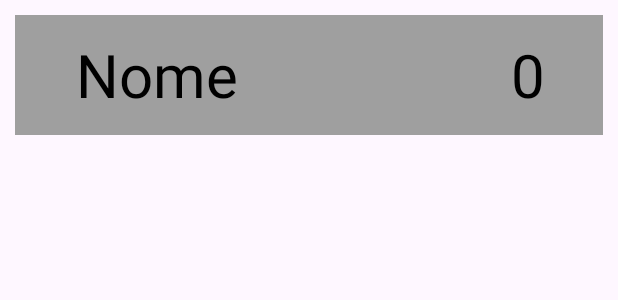
After one commit to jvpts11/Trabalho-mobile-CJT, an Android app: the layout item_member.xml on its own in the app's theme, with its tools: preview values and no code run, on a phone screen of 412 x 824 dp. The commit adds this screen. Shown: the top 300 px of the screen. Run offline under Robolectric (Android 15) with nearby library versions, the phone set to English and light mode, and no system bars.

Commit message:
Navegação add e MemberList em progresso
Navegação entre fragments por meio da bottom navbar adicionada. E adição listview dos membros em progresso.

```diff
--- a/app/src/main/java/trabalho/mobile/cjt/LoginActivity.kt
+++ b/app/src/main/java/trabalho/mobile/cjt/LoginActivity.kt
@@ -51,7 +51,6 @@ class LoginActivity : AppCompatActivity() {
         }
     }
 
-
     private fun loginUser(txtEmail:String, txtPassword:String){
         auth.signInWithEmailAndPassword(txtEmail,txtPassword).addOnCompleteListener(this) { task->
             if(task.isSuccessful){
--- a/app/src/main/java/trabalho/mobile/cjt/User.kt
+++ b/app/src/main/java/trabalho/mobile/cjt/User.kt
@@ -1,5 +1,4 @@
 package trabalho.mobile.cjt
 
 data class User (var name : String = "nome",
-                 var level : Int = 1,
                  var attendance : Int = 0) {}
--- /dev/null
+++ b/app/src/main/res/layout/item_member.xml
@@ -0,0 +1,34 @@
+<?xml version="1.0" encoding="utf-8"?>
+<androidx.constraintlayout.widget.ConstraintLayout xmlns:android="http://schemas.android.com/apk/res/android"
+    android:layout_width="match_parent"
+    android:layout_height="80dp"
+    xmlns:app="http://schemas.android.com/apk/res-auto"
+    android:layout_marginVertical="10dp"
+    android:layout_marginHorizontal="10dp"
+    android:background="@color/grey">
+
+    <TextView
+        android:layout_width="190dp"
+        android:layout_height="match_parent"
+        app:layout_constraintTop_toTopOf="parent"
+        app:layout_constraintBottom_toBottomOf="parent"
+        app:layout_constraintStart_toStartOf="parent"
+        android:text="Nome"
+        android:textSize="40dp"
+        android:gravity="center"
+        android:textColor="@color/black"
+        android:id="@+id/memberName"/>
+
+    <TextView
+        android:layout_width="100dp"
+        android:layout_height="match_parent"
+        app:layout_constraintTop_toTopOf="parent"
+        app:layout_constraintBottom_toBottomOf="parent"
+        app:layout_constraintEnd_toEndOf="parent"
+        android:text="0"
+        android:textSize="40dp"
+        android:gravity="center"
+        android:textColor="@color/black"
+        android:id="@+id/memberAttendance"/>
+
+</androidx.constraintlayout.widget.ConstraintLayout>
--- a/app/src/main/res/values/colors.xml
+++ b/app/src/main/res/values/colors.xml
@@ -7,4 +7,5 @@
     <color name="teal_700">#FF018786</color>
     <color name="black">#FF000000</color>
     <color name="white">#FFFFFFFF</color>
+    <color name="grey">#9F9F9F</color>
 </resources>
```
Also changed, not shown: app/src/main/java/trabalho/mobile/cjt/MainActivity.kt (+11 -6 lines), app/src/main/java/trabalho/mobile/cjt/fragments/MemberListFragment.kt (+77 -44 lines), app/src/main/res/layout/fragment_member_list.xml (+10 -6 lines), app/src/main/res/menu/menu_bottom_nav.xml (+7 -0 lines).
